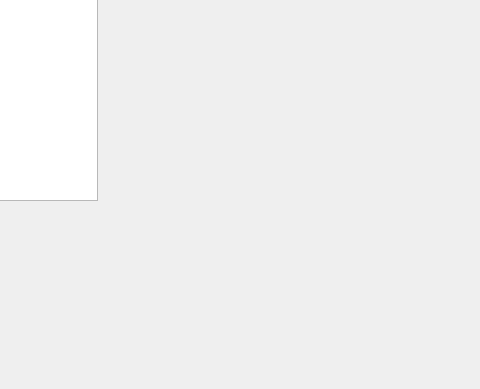
The window that playervplayer.ui (t-walker-21/checkers) describes before a commit, drawn with Qt 5; both pictures show x 273 to 753 and y 90 to 479 of the 753 by 479 pixel window.
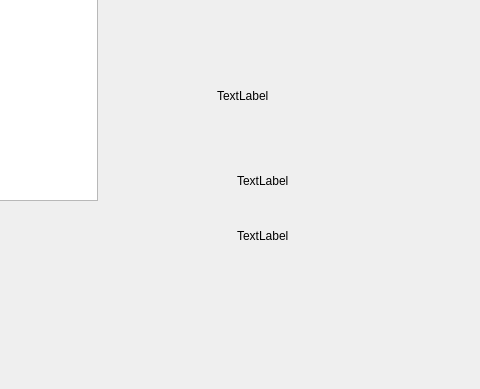
The same window after the commit.

The edit to the form file:
```diff
--- a/playervplayer.ui
+++ b/playervplayer.ui
@@ -36,6 +36,58 @@
     </rect>
    </property>
   </widget>
+  <widget class="QLabel" name="label">
+   <property name="geometry">
+    <rect>
+     <x>490</x>
+     <y>160</y>
+     <width>191</width>
+     <height>51</height>
+    </rect>
+   </property>
+   <property name="text">
+    <string>TextLabel</string>
+   </property>
+  </widget>
+  <widget class="QLabel" name="label_2">
+   <property name="geometry">
+    <rect>
+     <x>510</x>
+     <y>250</y>
+     <width>221</width>
+     <height>41</height>
+    </rect>
+   </property>
+   <property name="text">
+    <string>TextLabel</string>
+   </property>
+  </widget>
+  <widget class="QLabel" name="label_3">
+   <property name="geometry">
+    <rect>
+     <x>510</x>
+     <y>310</y>
+     <width>261</width>
+     <height>31</height>
+    </rect>
+   </property>
+   <property name="text">
+    <string>TextLabel</string>
+   </property>
+  </widget>
+  <widget class="QLabel" name="label_4">
+   <property name="geometry">
+    <rect>
+     <x>500</x>
+     <y>110</y>
+     <width>67</width>
+     <height>17</height>
+    </rect>
+   </property>
+   <property name="text">
+    <string/>
+   </property>
+  </widget>
  </widget>
  <resources/>
  <connections/>
```
